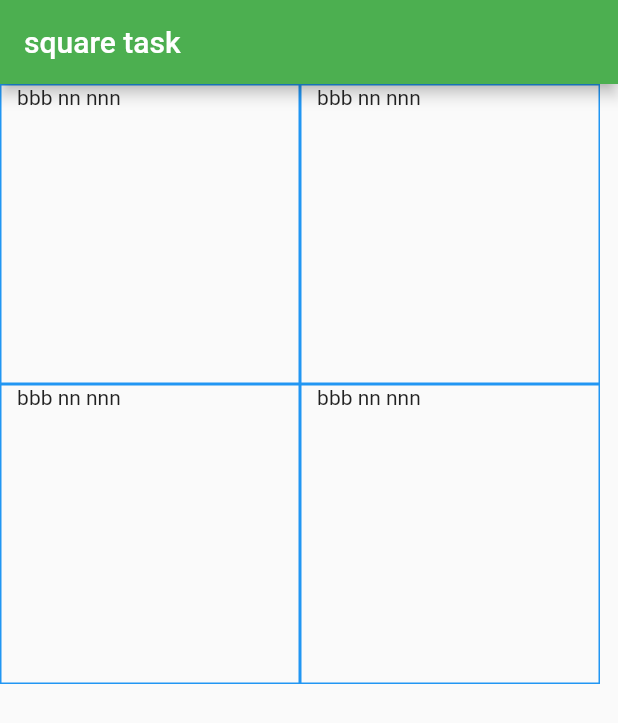
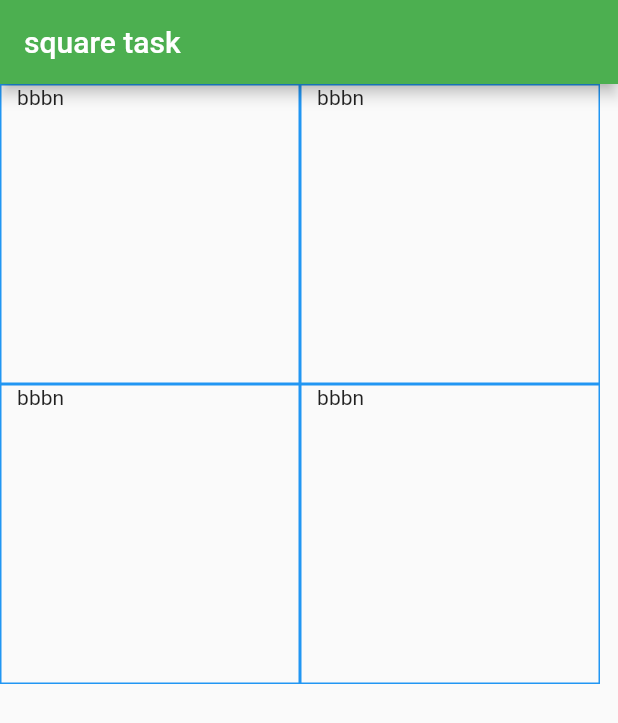
Before and after one commit to taba217/flutter_application_1, a Flutter app: the screen it shows after launch, on a phone screen of 412 x 824 dp. Shown: the top 723 px of the screen. Run offline on Flutter 3.47's test engine with Material 2 defaults, Android fonts, the phone set to English and light mode, and no system bars.

Commit message:
dar changes

```diff
--- a/lib/task2.dart
+++ b/lib/task2.dart
@@ -39,7 +39,7 @@ class Task2state extends State<Task2> {
                           border: Border.all(color: Colors.blue),
                         ),
                         // color: Colors.red,
-                        child: Text('   bbb nn nnn '),
+                        child: Text('   bbbn '),
                       ),
                     ],
                   )
```
